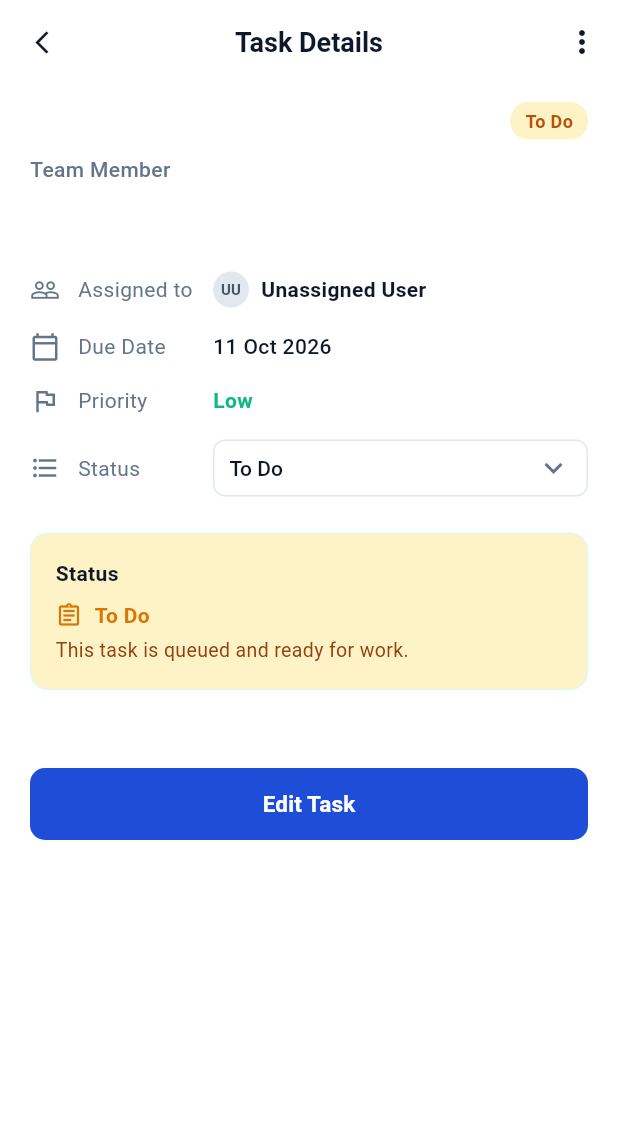
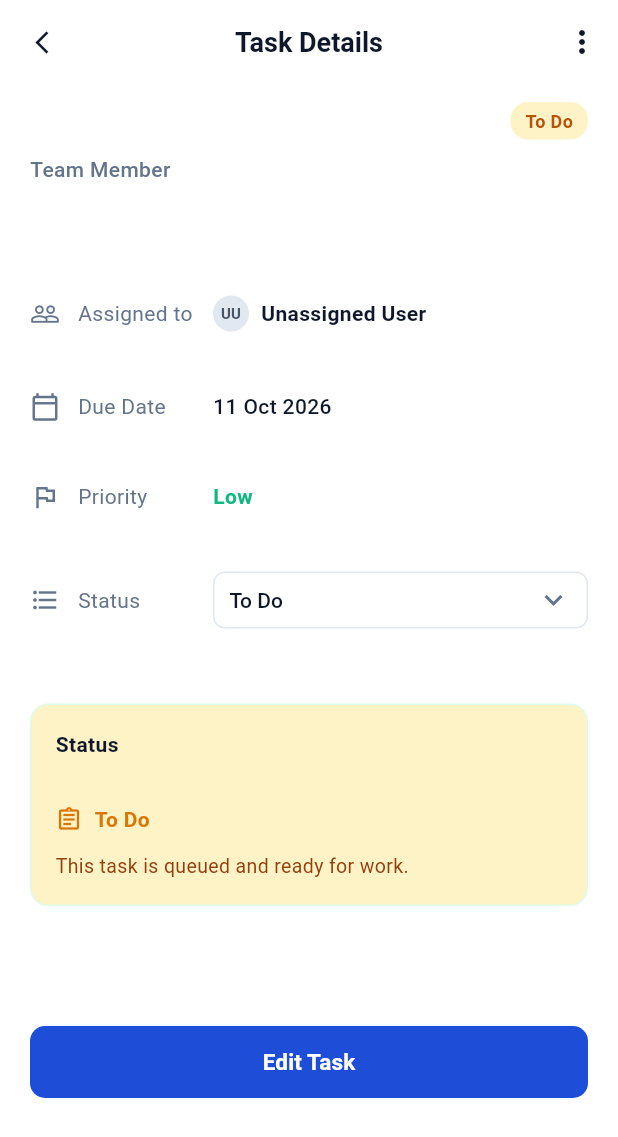
Before and after one commit to L-nsamba/Group13_Formative_Assignment1, a Flutter app: the TaskDetailsScreen screen opened directly with empty values, on a phone screen of 412 x 824 dp. Shown: the top 1137 px of the screen. Run offline on Flutter 3.47's test engine with Material 3 defaults, Android fonts, the phone set to English and light mode, and no system bars; accounts and stored records are empty.

Commit message:
Completed search functionality and updated layout on task detail screen

```diff
--- a/project_task_tracker/lib/screens/task_details_screen.dart
+++ b/project_task_tracker/lib/screens/task_details_screen.dart
@@ -287,7 +287,7 @@ class _TaskDetailsScreenState extends State<TaskDetailsScreen> {
                 height: 1.5,
               ),
             ),
-            const SizedBox(height: 24),
+            const SizedBox(height: 40),
 
             // 4. Metadata: Assigned to
             _buildMetadataRow(
@@ -319,7 +319,7 @@ class _TaskDetailsScreenState extends State<TaskDetailsScreen> {
                 ],
               ),
             ),
-            const SizedBox(height: 16),
+            const SizedBox(height: 40),
 
             // Metadata: Due Date
             _buildMetadataRow(
@@ -334,7 +334,7 @@ class _TaskDetailsScreenState extends State<TaskDetailsScreen> {
                 ),
               ),
             ),
-            const SizedBox(height: 16),
+            const SizedBox(height: 40),
 
             // Metadata: Priority
             _buildMetadataRow(
@@ -349,7 +349,7 @@ class _TaskDetailsScreenState extends State<TaskDetailsScreen> {
                 ),
               ),
             ),
-            const SizedBox(height: 16),
+            const SizedBox(height: 40),
 
             // Metadata: Status Dropdown
             _buildMetadataRow(
@@ -388,7 +388,7 @@ class _TaskDetailsScreenState extends State<TaskDetailsScreen> {
                 ),
               ),
             ),
-            const SizedBox(height: 24),
+            const SizedBox(height: 50),
 
             // 5. SLA Status Card
             Container(
@@ -410,7 +410,7 @@ class _TaskDetailsScreenState extends State<TaskDetailsScreen> {
                       color: textDark,
                     ),
                   ),
-                  SizedBox(height: 8),
+                  SizedBox(height: 30),
                   Row(
                     children: [
                       Icon(feedback.icon, color: feedback.accentColor, size: 18),
@@ -425,7 +425,7 @@ class _TaskDetailsScreenState extends State<TaskDetailsScreen> {
                       ),
                     ],
                   ),
-                  SizedBox(height: 4),
+                  SizedBox(height: 12),
                   Text(
                     feedback.message,
                     style: TextStyle(
@@ -436,9 +436,9 @@ class _TaskDetailsScreenState extends State<TaskDetailsScreen> {
                 ],
               ),
             ),
-            const SizedBox(height: 24),
+            const SizedBox(height: 40),
 
-            const SizedBox(height: 28),
+            const SizedBox(height: 40),
 
             // 7. Edit Task Button
             SizedBox(
```
Also changed, not shown: project_task_tracker/lib/screens/task_list_screen.dart (+65 -25 lines).
